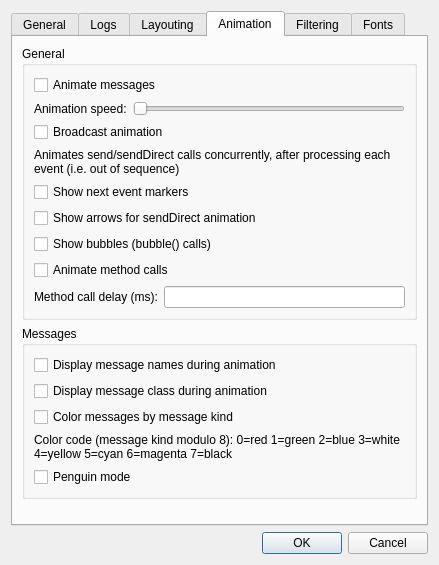
This is src/qtenv/preferencesdialog.ui in omnetpp/omnetpp as Qt 5 draws it before an edit. The edited form follows.
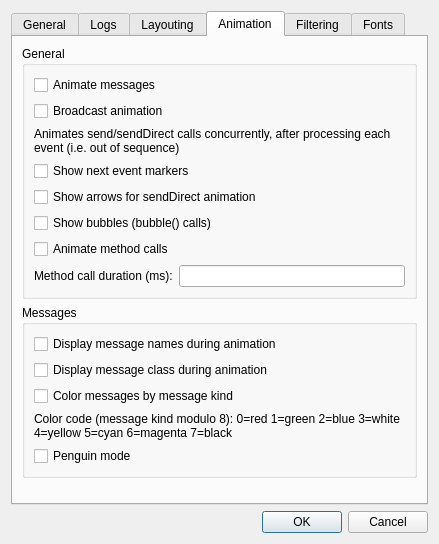
This is the edited form. The open tabs and pages were chosen to show the change.

Commit message: qtenv: Implementation of smooth animation.

```diff
--- a/src/qtenv/preferencesdialog.ui
+++ b/src/qtenv/preferencesdialog.ui
@@ -524,33 +524,6 @@
             </property>
            </widget>
           </item>
-          <item>
-           <layout class="QHBoxLayout" name="animSpeedLayout">
-            <item>
-             <widget class="QLabel" name="animSpeedText">
-              <property name="text">
-               <string>Animation speed:</string>
-              </property>
-             </widget>
-            </item>
-            <item>
-             <widget class="QSlider" name="animSpeedSlider">
-              <property name="minimum">
-               <number>50</number>
-              </property>
-              <property name="maximum">
-               <number>500</number>
-              </property>
-              <property name="singleStep">
-               <number>1</number>
-              </property>
-              <property name="orientation">
-               <enum>Qt::Horizontal</enum>
-              </property>
-             </widget>
-            </item>
-           </layout>
-          </item>
           <item>
            <widget class="QCheckBox" name="animBroadcast">
             <property name="text">
@@ -601,7 +574,7 @@
             <item>
              <widget class="QLabel" name="delayText">
               <property name="text">
-               <string>Method call delay (ms):</string>
+               <string>Method call duration (ms):</string>
               </property>
              </widget>
             </item>
```
Left out of the diff: 22 changed lines with no effect on the pictures. The commit also changes 30 other files.
